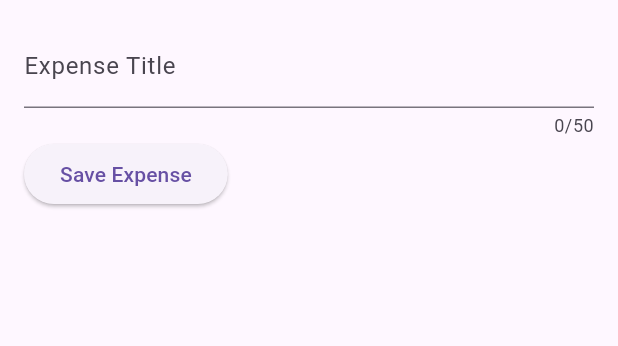
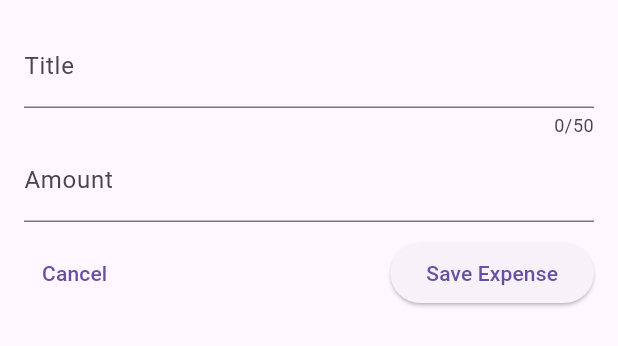
Before and after one commit to eacardenase/flutter-expense-tracker, a Flutter app: the NewExpense widget shown alone on an empty page, opened directly, after a tap on "Save Expense", on a phone screen of 412 x 824 dp. Shown: the top 346 px of the screen. Run offline on Flutter 3.47's test engine with Material 2 defaults, Android fonts, the phone set to English and light mode, and no system bars.

Commit message:
feat: add amount text field and dumb cancel button

```diff
--- a/lib/widgets/new_expense.dart
+++ b/lib/widgets/new_expense.dart
@@ -10,10 +10,19 @@ class NewExpense extends StatefulWidget {
 }
 
 class _NewExpenseState extends State<NewExpense> {
-  var _enteredTitle = '';
+  final _titleController = TextEditingController();
+  final _amountController = TextEditingController();
 
-  void _saveTitleInput(String inputValue) {
-    _enteredTitle = inputValue;
+  /*
+  Called before the widget and it's state
+  are about to being destroyed.
+  */
+  @override
+  void dispose() {
+    _titleController.dispose();
+    _amountController.dispose();
+
+    super.dispose();
   }
 
   @override
@@ -23,25 +32,46 @@ class _NewExpenseState extends State<NewExpense> {
       child: Column(
         children: [
           TextField(
-            onChanged: _saveTitleInput,
+            controller: _titleController,
             maxLength: 50,
             keyboardType: TextInputType.text,
             decoration: const InputDecoration(
               label: Text(
-                'Expense Title',
+                'Title',
               ),
             ),
           ),
+          TextField(
+            controller: _amountController,
+            keyboardType: TextInputType.number,
+            decoration: const InputDecoration(
+              prefixText: '\$ ',
+              label: Text(
+                'Amount',
+              ),
+            ),
+          ),
+          const SizedBox(
+            height: 10,
+          ),
           Row(
             children: [
+              TextButton(
+                onPressed: () {},
+                child: const Text(
+                  'Cancel',
+                ),
+              ),
+              const Spacer(),
               ElevatedButton(
                 onPressed: () {
-                  print(_enteredTitle);
+                  print(_titleController.text);
+                  print(_amountController.text);
                 },
                 child: const Text(
                   'Save Expense',
                 ),
-              )
+              ),
             ],
           )
         ],
```
